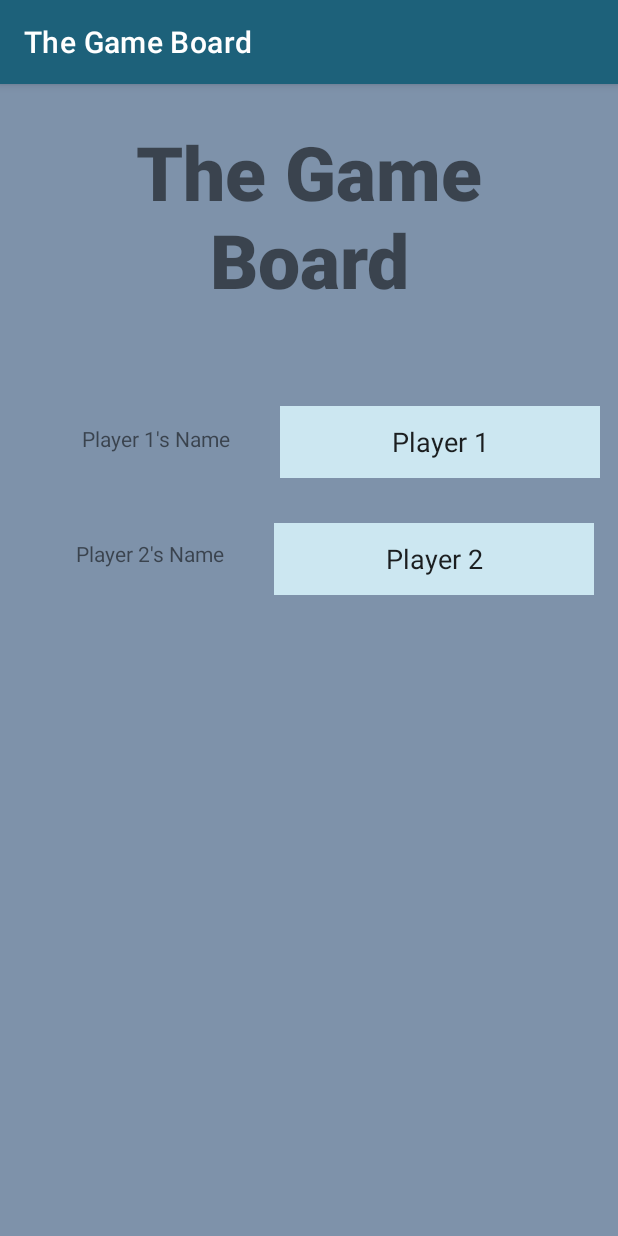
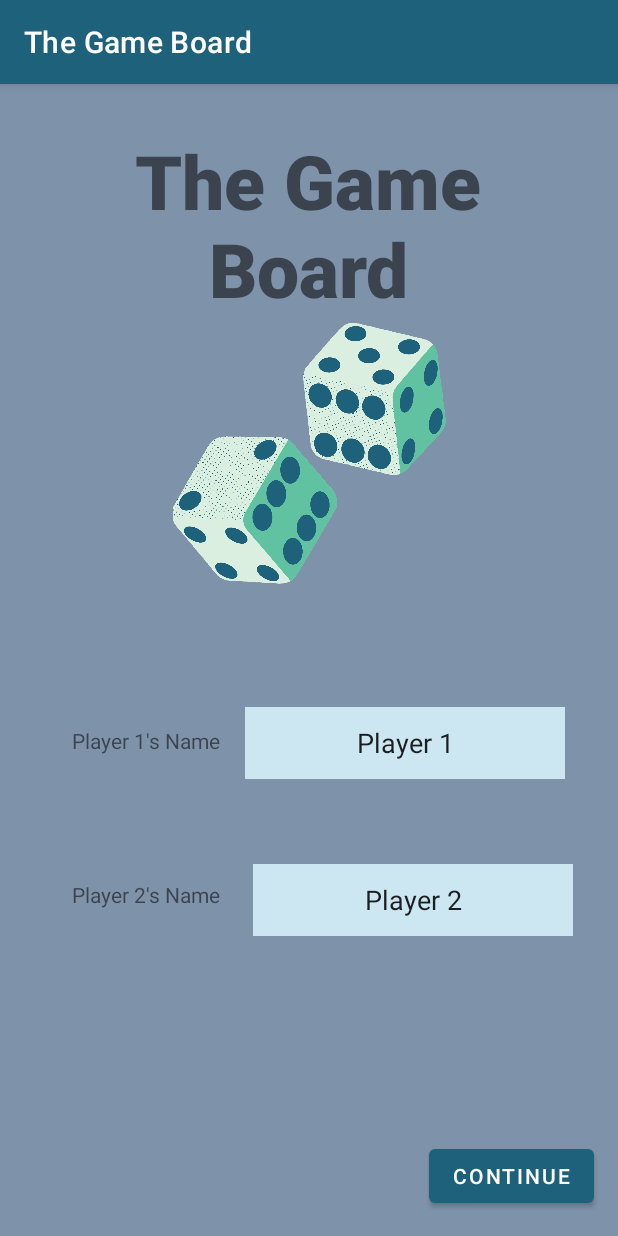
Before and after one commit to Waterfighter1/GamePortal, an Android app: the screen it shows after launch (MainActivity), on a phone screen of 412 x 824 dp. Run offline under Robolectric (Android 15) with nearby library versions, the phone set to English and light mode, and no system bars.

Commit message:
Name Select Screen WIP

```diff
--- a/app/src/main/java/com/zybooks/gameportal/MainActivity.java
+++ b/app/src/main/java/com/zybooks/gameportal/MainActivity.java
@@ -5,6 +5,7 @@ import androidx.appcompat.app.AppCompatActivity;
 import android.content.Intent;
 import android.os.Bundle;
 import android.view.View;
+import android.widget.Button;
 import android.widget.ImageView;
 import android.widget.Toast;
 
@@ -15,6 +16,17 @@ public class MainActivity extends AppCompatActivity {
         super.onCreate(savedInstanceState);
         setContentView(R.layout.activity_main);
 
+        Button btn = (Button) findViewById(R.id.next);
+
+        btn.setOnClickListener(new View.OnClickListener() {
+            @Override
+            public void onClick(View view) {
+                Toast.makeText(MainActivity.this, "Moving On", Toast.LENGTH_SHORT).show();
+
+                Intent nextScreen = new Intent(MainActivity.this, gameselect.class);
+                startActivity(nextScreen);
+            }
+        });
 
     }
 }
--- a/app/src/main/res/layout/activity_main.xml
+++ b/app/src/main/res/layout/activity_main.xml
@@ -18,17 +18,19 @@
         android:textSize="50dp"
         app:layout_constraintBottom_toBottomOf="parent"
         app:layout_constraintEnd_toEndOf="parent"
+        app:layout_constraintHorizontal_bias="0.497"
         app:layout_constraintStart_toStartOf="parent"
+
         app:layout_constraintTop_toTopOf="parent"
-
-        app:layout_constraintVertical_bias="0.036" />
+        app:layout_constraintVertical_bias="0.046" />
 
     <EditText
         android:id="@+id/edit_player1"
         android:layout_width="wrap_content"
         android:layout_height="wrap_content"
-        android:layout_marginTop="64dp"
-        android:layout_marginEnd="12dp"
+        android:layout_marginTop="50dp"
+        android:layout_marginEnd="35dp"
+        android:layout_marginBottom="30dp"
         android:background="#CCE7F1"
         android:backgroundTint="#CCE7F1"
         android:ems="10"
@@ -36,49 +38,70 @@
         android:minHeight="48dp"
         android:text="@string/p1_p"
         android:textAlignment="center"
+        app:layout_constraintBottom_toTopOf="@+id/edit_player2"
         app:layout_constraintEnd_toEndOf="parent"
-        app:layout_constraintTop_toBottomOf="@+id/title" />
+        app:layout_constraintTop_toBottomOf="@+id/imageView" />
 
     <EditText
         android:id="@+id/edit_player2"
         android:layout_width="wrap_content"
         android:layout_height="wrap_content"
-        android:layout_marginTop="30dp"
-        android:layout_marginEnd="16dp"
+        android:layout_marginEnd="30dp"
+        android:layout_marginBottom="200dp"
         android:background="#CCE7F1"
         android:backgroundTint="#CCE7F1"
         android:ems="10"
         android:inputType="textPersonName"
         android:minHeight="48dp"
+
         android:text="@string/p2_p"
         android:textAlignment="center"
-        app:layout_constraintEnd_toEndOf="parent"
-        app:layout_constraintTop_toBottomOf="@+id/edit_player1" />
+        app:layout_constraintBottom_toBottomOf="parent"
+        app:layout_constraintEnd_toEndOf="parent" />
 
     <TextView
         android:id="@+id/player1"
         android:layout_width="166dp"
         android:layout_height="21dp"
-        android:layout_marginStart="36dp"
-        android:layout_marginTop="76dp"
+        android:layout_marginStart="40dp"
+        android:layout_marginBottom="14dp"
         android:text="@string/p1_n"
         android:textAlignment="center"
+        app:layout_constraintBottom_toBottomOf="@+id/edit_player1"
         app:layout_constraintEnd_toStartOf="@+id/edit_player1"
-        app:layout_constraintHorizontal_bias="1.0"
-        app:layout_constraintStart_toStartOf="parent"
-        app:layout_constraintTop_toBottomOf="@+id/title" />
+        app:layout_constraintHorizontal_bias="0.615"
+        app:layout_constraintStart_toStartOf="parent" />
 
     <TextView
         android:id="@+id/player2"
         android:layout_width="166dp"
         android:layout_height="21dp"
         android:layout_marginStart="36dp"
-        android:layout_marginTop="55dp"
+        android:layout_marginBottom="16dp"
         android:text="@string/p2_n"
         android:textAlignment="center"
+        app:layout_constraintBottom_toBottomOf="@+id/edit_player2"
         app:layout_constraintEnd_toStartOf="@+id/edit_player2"
-        app:layout_constraintHorizontal_bias="1.0"
+        app:layout_constraintHorizontal_bias="0.666"
+        app:layout_constraintStart_toStartOf="parent" />
+
+    <Button
+        android:id="@+id/next"
+        android:layout_width="wrap_content"
+        android:layout_height="wrap_content"
+        android:layout_marginEnd="16dp"
+        android:layout_marginBottom="16dp"
+        android:text="@string/cont"
+        app:layout_constraintBottom_toBottomOf="parent"
+        app:layout_constraintEnd_toEndOf="parent" />
+
+    <ImageView
+        android:id="@+id/imageView"
+        android:layout_width="194dp"
+        android:layout_height="182dp"
+        app:layout_constraintEnd_toEndOf="parent"
         app:layout_constraintStart_toStartOf="parent"
-        app:layout_constraintTop_toBottomOf="@+id/player1" />
+        app:layout_constraintTop_toBottomOf="@+id/title"
+        app:srcCompat="@drawable/logo" />
 
 </androidx.constraintlayout.widget.ConstraintLayout>
--- a/app/src/main/res/values/strings.xml
+++ b/app/src/main/res/values/strings.xml
@@ -1,5 +1,7 @@
 <resources>
     <string name="app_name">The Game\nBoard</string>
+
+    <string name='cont'> CONTINUE</string>
 
     <string name='p1_n'> Player 1\'s Name</string>
     <string name='p1_p'> Player 1</string>
```
Also changed, not shown: app/src/main/res/drawable/logo.png (added).
